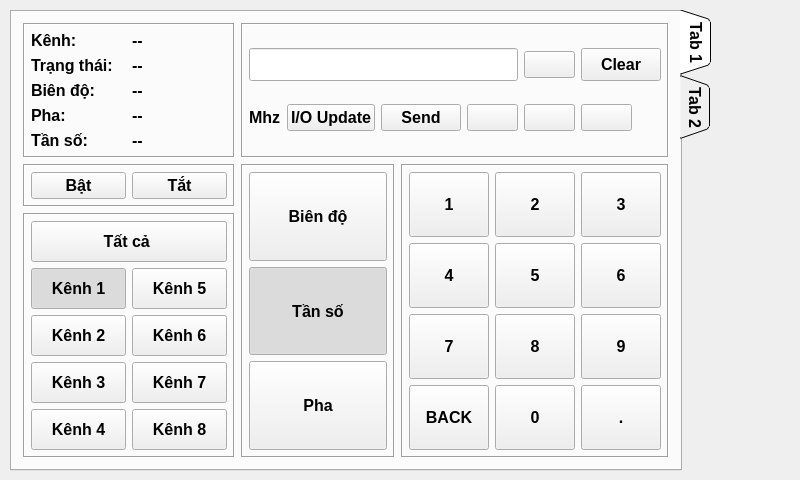
First picture: the form in mainwindow.ui, repository kimphg/rasPi, before the edit.
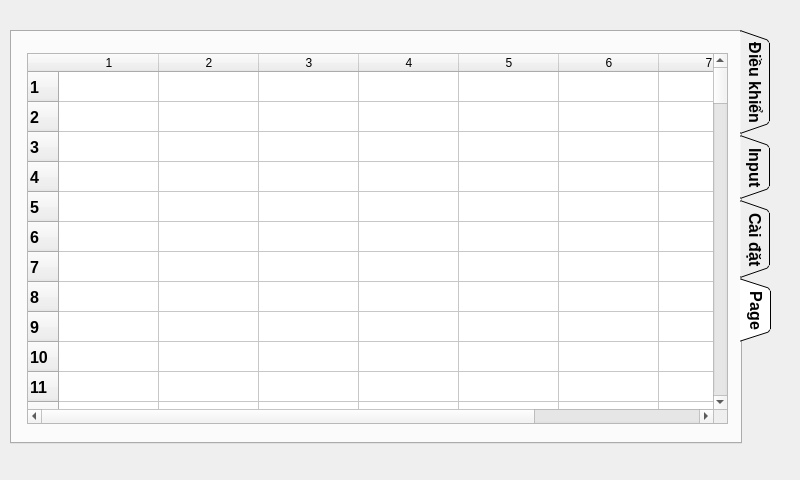
Second picture: the form after the edit. Icons and pictures are not drawn.

What changed in the file:
```diff
--- a/mainwindow.ui
+++ b/mainwindow.ui
@@ -25,9 +25,9 @@
     <property name="geometry">
      <rect>
       <x>10</x>
-      <y>10</y>
-      <width>701</width>
-      <height>461</height>
+      <y>30</y>
+      <width>761</width>
+      <height>414</height>
      </rect>
     </property>
     <property name="font">
@@ -42,14 +42,14 @@
      <enum>QTabWidget::Triangular</enum>
     </property>
     <property name="currentIndex">
-     <number>0</number>
+     <number>3</number>
     </property>
     <property name="elideMode">
      <enum>Qt::ElideMiddle</enum>
     </property>
     <widget class="QWidget" name="tab">
      <attribute name="title">
-      <string>Tab 1</string>
+      <string>Điều khiển</string>
      </attribute>
      <layout class="QGridLayout" name="gridLayout_4">
       <item row="2" column="0" colspan="2">
@@ -1035,7 +1035,7 @@
     </widget>
     <widget class="QWidget" name="tab_2">
      <attribute name="title">
-      <string>Tab 2</string>
+      <string>Input</string>
      </attribute>
      <widget class="QTextEdit" name="textEdit_data_log">
       <property name="geometry">
@@ -1048,6 +1048,238 @@
       </property>
      </widget>
     </widget>
+    <widget class="QWidget" name="tab_3">
+     <attribute name="title">
+      <string>Cài đặt</string>
+     </attribute>
+     <widget class="QPushButton" name="pushButton_2">
+      <property name="geometry">
+       <rect>
+        <x>290</x>
+        <y>130</y>
+        <width>121</width>
+        <height>31</height>
+       </rect>
+      </property>
+      <property name="text">
+       <string>Send</string>
+      </property>
+     </widget>
+     <widget class="QWidget" name="">
+      <property name="geometry">
+       <rect>
+        <x>50</x>
+        <y>80</y>
+        <width>659</width>
+        <height>27</height>
+       </rect>
+      </property>
+      <layout class="QHBoxLayout" name="horizontalLayout">
+       <item>
+        <widget class="QLineEdit" name="lineEdit_2">
+         <property name="text">
+          <string>255</string>
+         </property>
+        </widget>
+       </item>
+       <item>
+        <widget class="QComboBox" name="comboBox">
+         <item>
+          <property name="text">
+           <string>kênh 1</string>
+          </property>
+         </item>
+         <item>
+          <property name="text">
+           <string>kênh 2</string>
+          </property>
+         </item>
+         <item>
+          <property name="text">
+           <string>kênh 3</string>
+          </property>
+         </item>
+         <item>
+          <property name="text">
+           <string>kênh 4</string>
+          </property>
+         </item>
+         <item>
+          <property name="text">
+           <string>kênh 5</string>
+          </property>
+         </item>
+         <item>
+          <property name="text">
+           <string>kênh 6</string>
+          </property>
+         </item>
+         <item>
+          <property name="text">
+           <string>kênh 7</string>
+          </property>
+         </item>
+         <item>
+          <property name="text">
+           <string>kênh 8</string>
+          </property>
+         </item>
+        </widget>
+       </item>
+       <item>
+        <widget class="QLineEdit" name="lineEdit_3"/>
+       </item>
+       <item>
+        <widget class="QLineEdit" name="lineEdit_4"/>
+       </item>
+       <item>
+        <widget class="QLineEdit" name="lineEdit_6"/>
+       </item>
+       <item>
+        <widget class="QLineEdit" name="lineEdit_7"/>
+       </item>
+       <item>
+        <widget class="QLineEdit" name="lineEdit_8"/>
+       </item>
+       <item>
+        <widget class="QLineEdit" name="lineEdit_9">
+         <property name="text">
+          <string>255</string>
+         </property>
+        </widget>
+       </item>
+      </layout>
+     </widget>
+    </widget>
+    <widget class="QWidget" name="tab_4">
+     <attribute name="title">
+      <string>Page</string>
+     </attribute>
+     <widget class="QTableWidget" name="tableWidget">
+      <property name="geometry">
+       <rect>
+        <x>15</x>
+        <y>21</y>
+        <width>701</width>
+        <height>371</height>
+       </rect>
+      </property>
+      <property name="rowCount">
+       <number>100</number>
+      </property>
+      <property name="columnCount">
+       <number>8</number>
+      </property>
+      <row/>
+      <row/>
+      <row/>
+      <row/>
+      <row/>
+      <row/>
+      <row/>
+      <row/>
+      <row/>
+      <row/>
+      <row/>
+      <row/>
+      <row/>
+      <row/>
+      <row/>
+      <row/>
+      <row/>
+      <row/>
+      <row/>
+      <row/>
+      <row/>
+      <row/>
+      <row/>
+      <row/>
+      <row/>
+      <row/>
+      <row/>
+      <row/>
+      <row/>
+      <row/>
+      <row/>
+      <row/>
+      <row/>
+      <row/>
+      <row/>
+      <row/>
+      <row/>
+      <row/>
+      <row/>
+      <row/>
+      <row/>
+      <row/>
+      <row/>
+      <row/>
+      <row/>
+      <row/>
+      <row/>
+      <row/>
+      <row/>
+      <row/>
+      <row/>
+      <row/>
+      <row/>
+      <row/>
+      <row/>
+      <row/>
+      <row/>
+      <row/>
+      <row/>
+      <row/>
+      <row/>
+      <row/>
+      <row/>
+      <row/>
+      <row/>
+      <row/>
+      <row/>
+      <row/>
+      <row/>
+      <row/>
+      <row/>
+      <row/>
+      <row/>
+      <row/>
+      <row/>
+      <row/>
+      <row/>
+      <row/>
+      <row/>
+      <row/>
+      <row/>
+      <row/>
+      <row/>
+      <row/>
+      <row/>
+      <row/>
+      <row/>
+      <row/>
+      <row/>
+      <row/>
+      <row/>
+      <row/>
+      <row/>
+      <row/>
+      <row/>
+      <row/>
+      <row/>
+      <row/>
+      <row/>
+      <row/>
+      <column/>
+      <column/>
+      <column/>
+      <column/>
+      <column/>
+      <column/>
+      <column/>
+      <column/>
+     </widget>
+    </widget>
    </widget>
   </widget>
  </widget>
```
Left out of the diff: 56 changed lines with no effect on the pictures.
